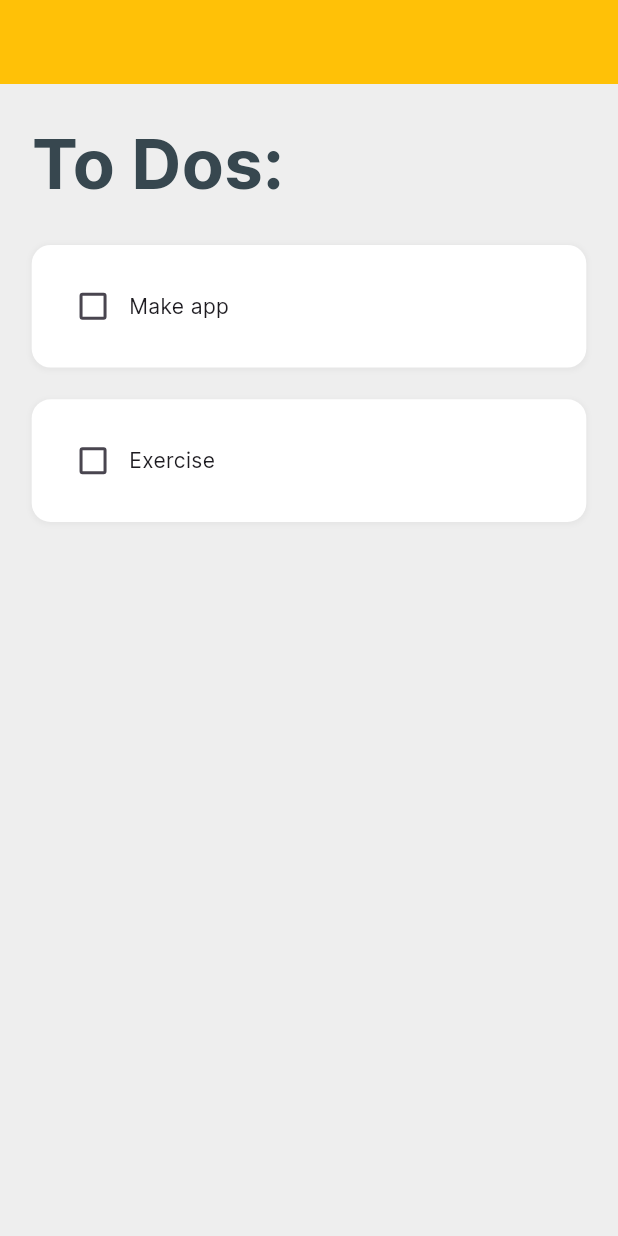
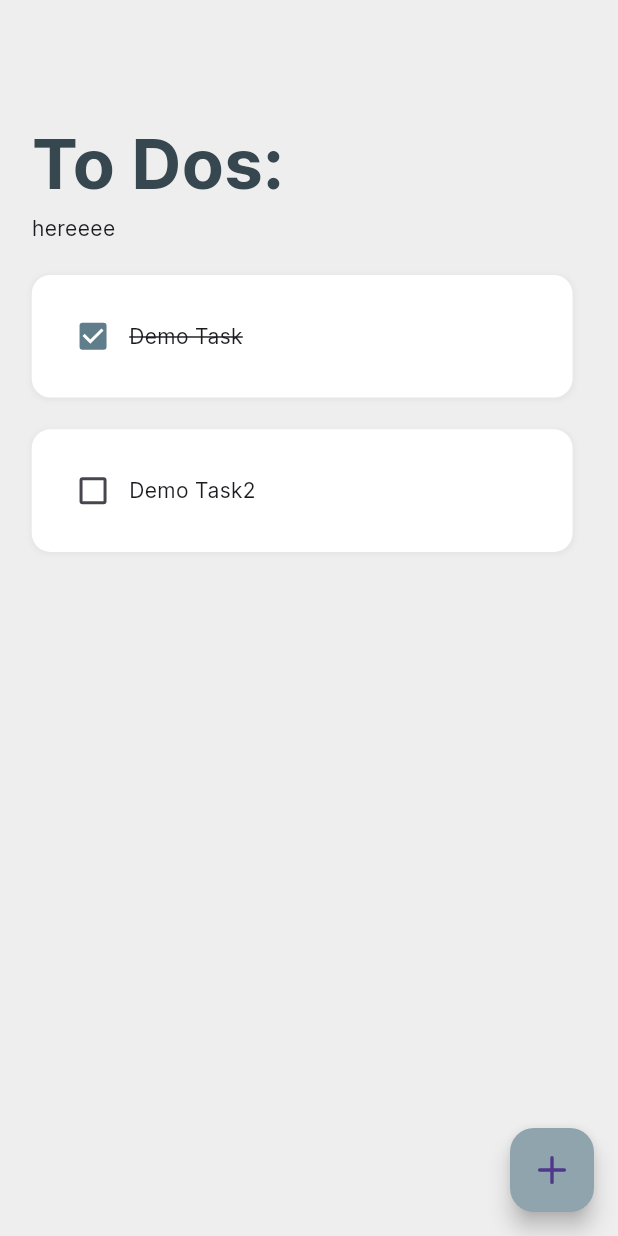
Before and after one commit to yaksh1/mini-flutter-apps, a Flutter app: the screen it shows after launch, on a phone screen of 412 x 824 dp. Run offline on Flutter 3.47's test engine with Material 2 defaults, Android fonts, the phone set to English and light mode, and no system bars; drawn by our look-alikes of flutter_slidable; our stand-ins replace flutter_phosphor_icons, flutter_screenutil, get, hive, hive_flutter, logger and 1 more; accounts and stored records are empty.

Commit message:
to do complete

```diff
--- /dev/null
+++ b/taasc/lib/data/database.dart
@@ -0,0 +1,26 @@
+import 'package:hive/hive.dart';
+
+class ToDoDatabase {
+  //! initial list
+  List toDoList = [];
+  //ref the box
+  final _myBox = Hive.box('mybox');
+
+  //! first time opening of app
+  void createInitialData() {
+    toDoList = [
+      ["Demo Task", true],
+      ["Demo Task2", false],
+    ];
+  }
+
+  //! load the data from database
+  void loadData() {
+    toDoList = _myBox.get("TODOLIST");
+  }
+
+  //! upda te the database
+  void updateDatabase() {
+    _myBox.put("TODOLIST", toDoList);
+  }
+}
--- a/taasc/lib/homepage.dart
+++ b/taasc/lib/homepage.dart
@@ -1,5 +1,11 @@
+import 'package:flutter/foundation.dart';
 import 'package:flutter/material.dart';
+import 'package:flutter_phosphor_icons/flutter_phosphor_icons.dart';
 import 'package:flutter_screenutil/flutter_screenutil.dart';
+import 'package:hive/hive.dart';
+import 'package:logger/logger.dart';
+import 'package:taasc/data/database.dart';
+import 'package:taasc/util/dialog_box.dart';
 import 'package:taasc/util/todo_tile.dart';
 
 class HomePage extends StatefulWidget {
@@ -10,26 +16,85 @@ class HomePage extends StatefulWidget {
 }
 
 class _HomePageState extends State<HomePage> {
-  //! list
-  List toDoList = [
-    ["Make app", false],
-    ["Exercise", false],
-  ];
+  var log = Logger();
+  //! ref the box
+  final _myBox = Hive.box('mybox');
+  // //! list
+  ToDoDatabase db = ToDoDatabase();
+
+  @override
+  void initState() {
+    // if first time opening => create default data
+    if (_myBox.get("TODOLIST") == null) {
+      db.createInitialData();
+    } else {
+      // there already exists some data
+      db.loadData();
+    }
+    super.initState();
+  }
+
+  // List toDoList = [
+  //   ["Make app", false],
+  //   ["Exercise", false],
+  // ];
 
   //! check box tapped
   void _checkBoxChanged(bool? value, int index) {
     setState(() {
-      toDoList[index][1] = !toDoList[index][1];
+      db.toDoList[index][1] = !db.toDoList[index][1];
     });
+    db.updateDatabase();
+
+  }
+
+  //! dialog controller
+  final _controller = TextEditingController();
+
+  //! save new task
+  void _saveNewTask() {
+    setState(() {
+      db.toDoList.add([_controller.text, false]);
+      _controller.clear();
+    });
+    db.updateDatabase();
+    Navigator.pop(context);
+  }
+
+  //! create new task
+  void _createNewTask() async {
+    await showDialog(
+        context: context,
+        builder: (context) {
+          return DialogBox(
+            controller: _controller,
+            onCancel: () => Navigator.of(context).pop(),
+            onSave: _saveNewTask,
+          );
+        });
+  }
+
+  //! delete task
+  void _deleteTask(int index) {
+    setState(() {
+      db.toDoList.removeAt(index);
+    });
+    db.updateDatabase();
+
   }
 
   @override
   Widget build(BuildContext context) {
     return Scaffold(
       appBar: AppBar(
-        backgroundColor: Colors.amber,
+        backgroundColor: Colors.grey[200],
       ),
       backgroundColor: Colors.grey[200],
+      floatingActionButton: FloatingActionButton(
+        onPressed: _createNewTask,
+        backgroundColor: Colors.blueGrey[300],
+        child: const Icon(PhosphorIcons.plus_bold),
+      ),
       body: SafeArea(
         child: SingleChildScrollView(
           physics: BouncingScrollPhysics(),
@@ -47,24 +112,29 @@ class _HomePageState extends State<HomePage> {
                     color: Colors.blueGrey[800],
                   ),
                 ),
+                Text("hereeee"),
                 SizedBox(
                   height: 10.h,
                 ),
+
                 ListView.builder(
                   scrollDirection: Axis.vertical,
                   shrinkWrap: true,
-                itemCount: toDoList.length,
+                  itemCount: db.toDoList.length,
                   itemBuilder: (context, index) {
                     return ToDoTile(
-                      taskName: toDoList[index][0],
-                      taskComplete: toDoList[index][1],
-                      onChanged: (value) => _checkBoxChanged(value, index));
+                      taskName: db.toDoList[index][0],
+                      taskComplete: db.toDoList[index][1],
+                      onChanged: (value) => _checkBoxChanged(value, index),
+                      onDelete: (context) => _deleteTask(index),
+                    );
                   },
                 ),
               ],
             ),
           ),
-      )),
+        ),
+      ),
     );
   }
 }
--- a/taasc/lib/main.dart
+++ b/taasc/lib/main.dart
@@ -1,9 +1,17 @@
 import 'package:flutter/material.dart';
 import 'package:flutter_screenutil/flutter_screenutil.dart';
 import 'package:get/get.dart';
+import 'package:hive/hive.dart';
+import 'package:hive_flutter/adapters.dart';
 import 'package:taasc/homepage.dart';
 
 void main() async {
+  //!init the hive
+  await Hive.initFlutter();
+
+  // open a box
+  var box = await Hive.openBox('mybox');
+
   runApp(const MyApp());
 }
 
@@ -19,6 +27,7 @@ class MyApp extends StatelessWidget {
         debugShowCheckedModeBanner: false,
         theme: ThemeData(
             useMaterial3: true,
+            primarySwatch: Colors.blueGrey,
             fontFamily: 'Inter'),
         home: HomePage(),
         defaultTransition: Transition.leftToRight,
--- a/taasc/lib/util/todo_tile.dart
+++ b/taasc/lib/util/todo_tile.dart
@@ -1,19 +1,40 @@
 import 'package:flutter/material.dart';
+import 'package:flutter_phosphor_icons/flutter_phosphor_icons.dart';
 import 'package:flutter_screenutil/flutter_screenutil.dart';
+import 'package:flutter_slidable/flutter_slidable.dart';
 
 class ToDoTile extends StatelessWidget {
-  ToDoTile({super.key, required this.taskName, required this.taskComplete,required this.onChanged});
+  ToDoTile(
+      {super.key,
+      required this.taskName,
+      required this.taskComplete,
+      required this.onChanged,
+      required this.onDelete,});
 
   final String taskName;
   final bool taskComplete;
   Function(bool?)? onChanged;
-
-
+  final Function(BuildContext)? onDelete;
 
   @override
   Widget build(BuildContext context) {
     return Padding(
       padding: EdgeInsets.symmetric(vertical: 10.h),
+      child: Slidable(
+      endActionPane: ActionPane(
+        extentRatio:0.25 ,
+        motion: StretchMotion(),
+        children: [
+          SlidableAction(
+            onPressed: onDelete,
+            icon: PhosphorIcons.trash,
+            backgroundColor: Colors.red.shade300,
+            borderRadius: BorderRadius.circular(12.h),
+          ),
+        ],
+      ),
+      child: Padding(
+        padding:  EdgeInsets.only(right:8.0.w),
         child: Container(
             width: double.infinity,
             padding: EdgeInsets.all(16.h),
@@ -32,10 +53,19 @@ class ToDoTile extends StatelessWidget {
             child: Row(
               children: [
                 //! checkbox
-            Checkbox(value: taskComplete, onChanged: onChanged),
+                Checkbox(
+                  value: taskComplete,
+                  onChanged: onChanged,
+                  activeColor: Colors.blueGrey,
+                ),
                 //! task name
-            Text(taskName),
+                Text(taskName,
+                    style: taskComplete
+                        ? TextStyle(decoration: TextDecoration.lineThrough)
+                        : TextStyle()),
               ],
+            ),
+          ),
       ),
       ),
     );
```
Also changed, not shown: taasc/lib/util/dialog_box.dart (added, +47 -0 lines), taasc/lib/util/m_button.dart (added, +20 -0 lines), taasc/pubspec.yaml (+7 -8 lines), taasc/pubspec.lock, 1 other file. Lines whose indentation alone changed are shown as unchanged.
